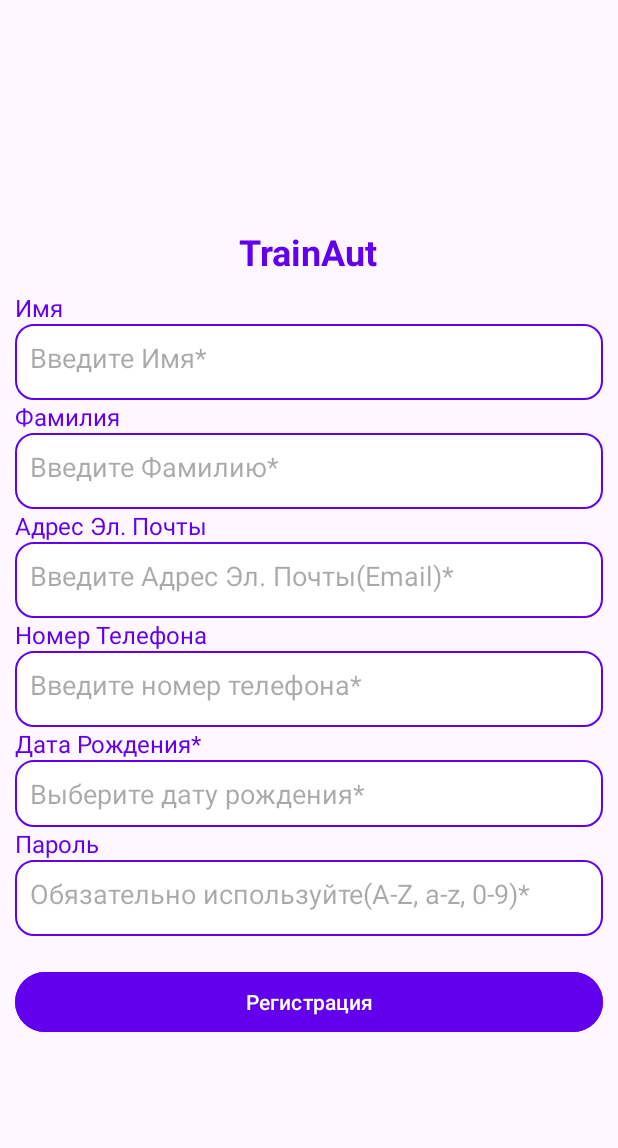
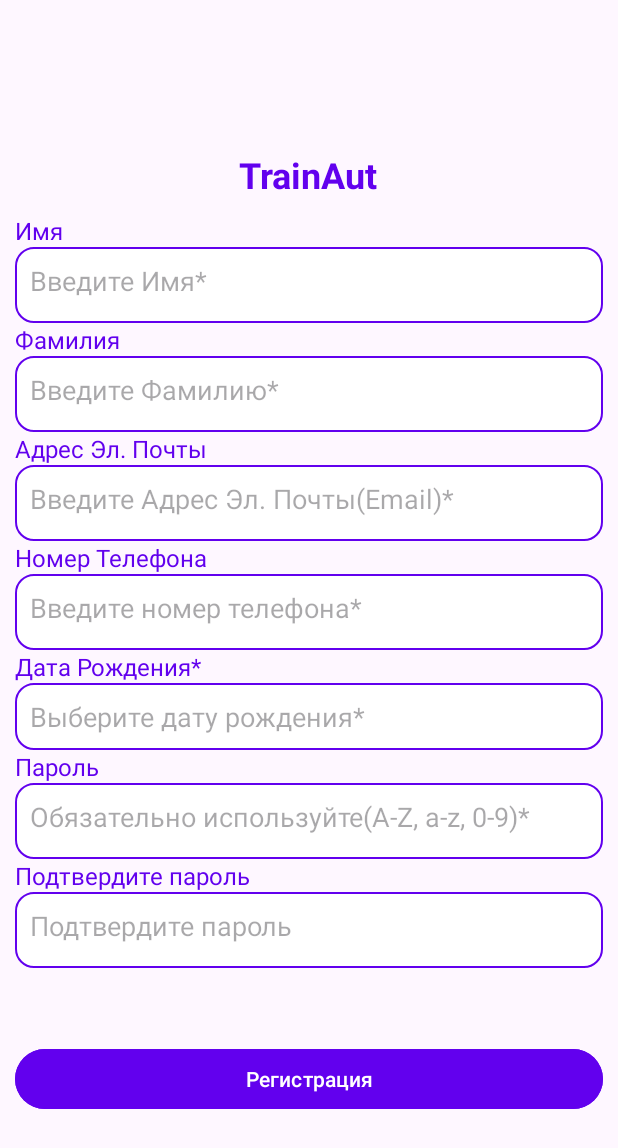
Before and after one commit to DiasGalimzhanov/TrainAut0.1, an Android app: the RegisterActivity screen opened directly, with no data from a screen before it, on a phone screen of 412 x 824 dp. Shown: the top 1148 px of the screen. Run offline under Robolectric (Android 15) with nearby library versions, the phone set to English and light mode, and no system bars; our stand-ins replace Firebase (no records; nobody signed in at launch, a user with empty details on screens opened directly).

Commit message:
little UI and duble password

```diff
--- a/app/src/main/res/layout/activity_register.xml
+++ b/app/src/main/res/layout/activity_register.xml
@@ -120,7 +120,32 @@
         android:layout_height="wrap_content"
         android:paddingBottom="16dp"
         android:background="@drawable/rounded_edittext"
-        android:hint="Обязательно используйте(A-Z, a-z, 0-9)*"/>
+        android:hint="Обязательно используйте(A-Z, a-z, 0-9)*"
+        android:inputType="textPassword"/>
+
+
+    <TextView
+        android:layout_width="match_parent"
+        android:layout_height="wrap_content"
+        android:text="Подтвердите пароль"
+        android:textSize="16sp"
+        android:textColor="@color/primary"/>
+
+    <EditText
+        android:id="@+id/etPasConfirm"
+        android:layout_width="match_parent"
+        android:layout_height="wrap_content"
+        android:paddingBottom="16dp"
+        android:hint="Подтвердите пароль"
+        android:background="@drawable/rounded_edittext"
+        android:inputType="textPassword"/>
+
+    <TextView
+        android:id="@+id/tvPasswordMatch"
+        android:layout_width="wrap_content"
+        android:layout_height="wrap_content"
+        android:textSize="16sp"
+        android:paddingTop="8dp"/>
 
     <Button
         android:id="@+id/btnRegisterReg"
```
